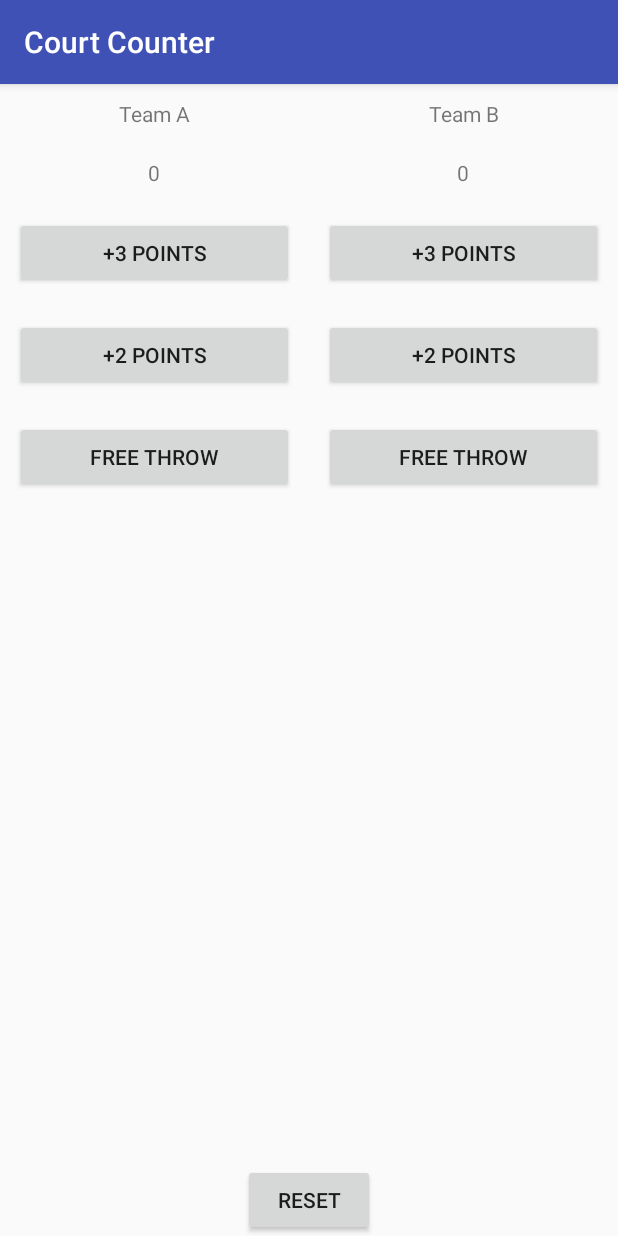
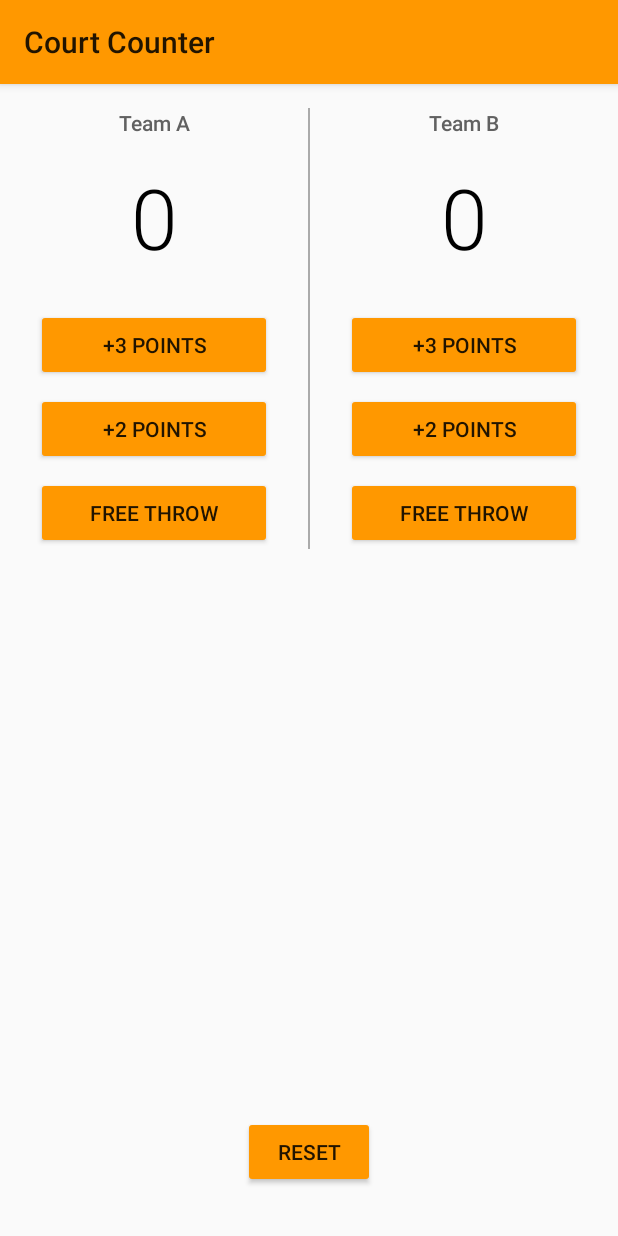
Before and after one commit to MiguelMW2/CourtCounter, an Android app: the screen it shows after launch (MainActivity), on a phone screen of 412 x 824 dp. Run offline under Robolectric (Android 15) with nearby library versions, the phone set to English and light mode, and no system bars.

Commit message:
CourtCounter has been finished

```diff
--- a/app/src/main/res/layout/activity_main.xml
+++ b/app/src/main/res/layout/activity_main.xml
@@ -21,40 +21,59 @@
             <TextView
                 android:layout_width="match_parent"
                 android:layout_height="wrap_content"
-                android:layout_margin="10dp"
+                android:layout_marginTop="16dp"
+                android:fontFamily="sans-serif-medium"
                 android:gravity="center_horizontal"
-                android:text="Team A" />
+                android:text="Team A"
+                android:textColor="#616161"
+
+                android:textSize="14sp" />
 
             <TextView
                 android:id="@+id/team_a_score"
                 android:layout_width="match_parent"
                 android:layout_height="wrap_content"
-                android:layout_margin="10dp"
+                android:layout_marginTop="16dp"
+                android:fontFamily="sans-serif-light"
                 android:gravity="center_horizontal"
-                android:text="0" />
+                android:text="0"
+                android:textColor="#000000"
+                android:textSize="56sp" />
 
             <Button
                 android:layout_width="match_parent"
                 android:layout_height="wrap_content"
-                android:layout_margin="10dp"
+                android:layout_marginLeft="24dp"
+                android:layout_marginRight="24dp"
+                android:layout_marginTop="24dp"
                 android:onClick="addThreeForTeamA"
                 android:text="+3 POINTS" />
 
             <Button
                 android:layout_width="match_parent"
                 android:layout_height="wrap_content"
-                android:layout_margin="10dp"
+                android:layout_marginLeft="24dp"
+                android:layout_marginRight="24dp"
+                android:layout_marginTop="8dp"
                 android:onClick="addTwoForTeamA"
                 android:text="+2 POINTS" />
 
             <Button
                 android:layout_width="match_parent"
                 android:layout_height="wrap_content"
-                android:layout_margin="10dp"
+                android:layout_marginLeft="24dp"
+                android:layout_marginRight="24dp"
+                android:layout_marginTop="8dp"
                 android:onClick="addOneForTeamA"
                 android:text="FREE THROW" />
 
         </LinearLayout>
+
+        <View
+            android:layout_width="1dp"
+            android:layout_height="match_parent"
+            android:layout_marginTop="16dp"
+            android:background="@android:color/darker_gray" />
 
         <LinearLayout
             android:layout_width="0dp"
@@ -65,36 +84,48 @@
             <TextView
                 android:layout_width="match_parent"
                 android:layout_height="wrap_content"
-                android:layout_margin="10dp"
+                android:layout_marginTop="16dp"
+                android:fontFamily="sans-serif-medium"
                 android:gravity="center_horizontal"
-                android:text="Team B" />
+                android:text="Team B"
+                android:textColor="#616161"
+                android:textSize="14sp" />
 
             <TextView
                 android:id="@+id/team_b_score"
                 android:layout_width="match_parent"
                 android:layout_height="wrap_content"
-                android:layout_margin="10dp"
+                android:layout_marginTop="16dp"
+                android:fontFamily="sans-serif-light"
                 android:gravity="center_horizontal"
-                android:text="0" />
+                android:text="0"
+                android:textColor="#000000"
+                android:textSize="56sp" />
 
             <Button
                 android:layout_width="match_parent"
                 android:layout_height="wrap_content"
-                android:layout_margin="10dp"
+                android:layout_marginLeft="24dp"
+                android:layout_marginRight="24dp"
+                android:layout_marginTop="24dp"
                 android:onClick="addThreeForTeamB"
                 android:text="+3 POINTS" />
 
             <Button
                 android:layout_width="match_parent"
                 android:layout_height="wrap_content"
-                android:layout_margin="10dp"
+                android:layout_marginLeft="24dp"
+                android:layout_marginRight="24dp"
+                android:layout_marginTop="8dp"
                 android:onClick="addTwoForTeamB"
                 android:text="+2 POINTS" />
 
             <Button
                 android:layout_width="match_parent"
                 android:layout_height="wrap_content"
-                android:layout_margin="10dp"
+                android:layout_marginLeft="24dp"
+                android:layout_marginRight="24dp"
+                android:layout_marginTop="8dp"
                 android:onClick="addOneForTeamB"
                 android:text="FREE THROW" />
 
@@ -107,6 +138,7 @@
         android:layout_height="wrap_content"
         android:layout_alignParentBottom="true"
         android:layout_centerHorizontal="true"
+        android:layout_marginBottom="32dp"
         android:onClick="resetScore"
         android:text="RESET" />
 
--- a/app/src/main/res/values/styles.xml
+++ b/app/src/main/res/values/styles.xml
@@ -1,11 +1,12 @@
 <resources>
 
     <!-- Base application theme. -->
-    <style name="AppTheme" parent="Theme.AppCompat.Light.DarkActionBar">
+    <style name="AppTheme" parent="Theme.AppCompat.Light">
         <!-- Customize your theme here. -->
-        <item name="colorPrimary">@color/colorPrimary</item>
-        <item name="colorPrimaryDark">@color/colorPrimaryDark</item>
-        <item name="colorAccent">@color/colorAccent</item>
+        <!-- Primary theme color of the app (sets background color of app bar) -->
+        <item name="colorPrimary">#FF9800</item>
+        <!-- Background color of buttons in the app -->
+        <item name="colorButtonNormal">#FF9800</item>
     </style>
 
 </resources>
```
